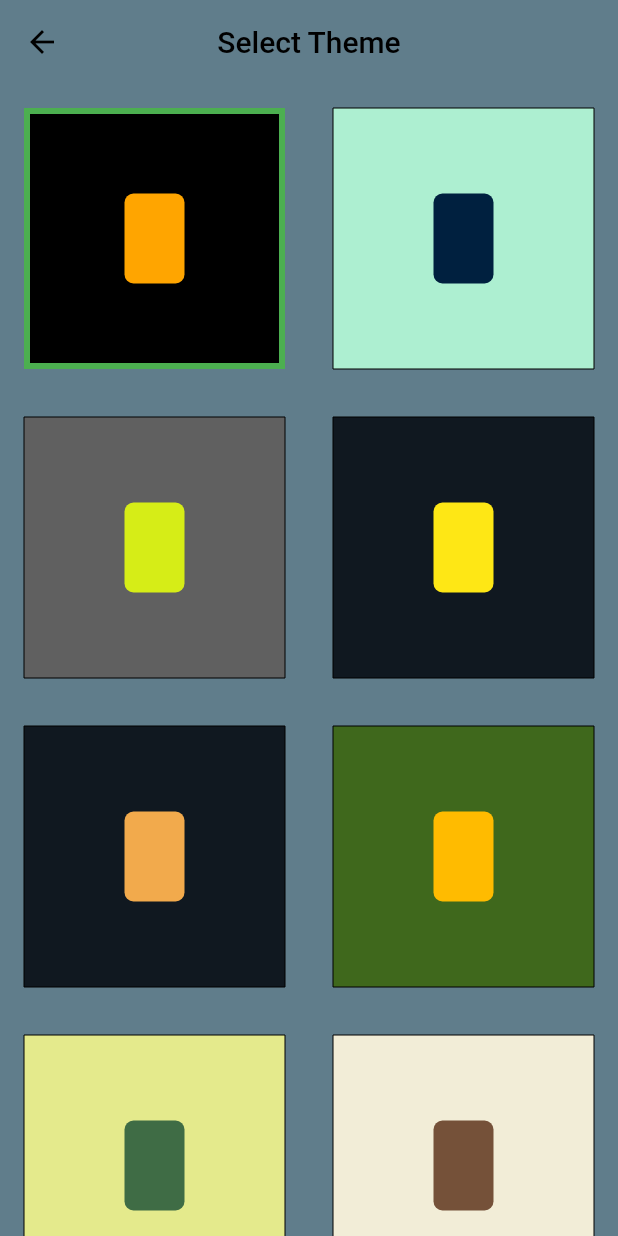
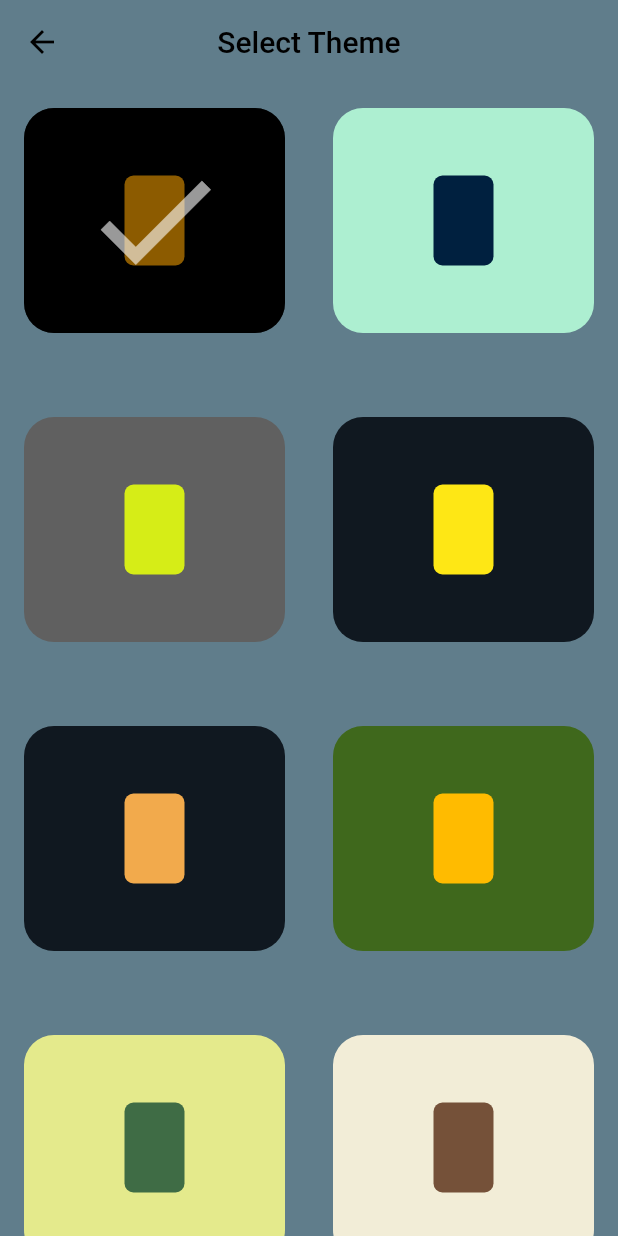
Before and after one commit to bhavsarsuraj/Concentration, a Flutter app: the SelectGameTheme screen opened directly, on a phone screen of 412 x 824 dp. Run offline on Flutter 3.47's test engine with Material 2 defaults, Android fonts, the phone set to English and light mode, and no system bars; our stand-ins replace get, shared_preferences; accounts and stored records are empty.

Commit message:
Card Designs added

```diff
--- /dev/null
+++ b/lib/constants/scores_key.dart
@@ -0,0 +1,5 @@
+class ScoresKey {
+  static final easyScore = 'Easy';
+  static final moderateScore = 'Easy';
+  static final hardScore = 'Easy';
+}
--- a/lib/pages/select_game_theme.dart
+++ b/lib/pages/select_game_theme.dart
@@ -35,13 +35,13 @@ class SelectGameTheme extends StatelessWidget {
       },
       child: Padding(
         padding: const EdgeInsets.all(16.0),
-        child: Container(
+        child: Stack(
+          children: [
+            Container(
               height: 150,
               decoration: BoxDecoration(
                 color: gameTheme.backgroundColor,
-            border: (_gameThemeController.selectedTheme.value == gameTheme)
-                ? Border.all(width: 4, color: Colors.green)
-                : Border.all(width: 0),
+                borderRadius: BorderRadius.circular(20),
               ),
               child: Center(
                 child: Container(
@@ -54,6 +54,24 @@ class SelectGameTheme extends StatelessWidget {
                 ),
               ),
             ),
+            _gameThemeController.selectedTheme.value == gameTheme
+                ? Container(
+                    height: 150,
+                    decoration: BoxDecoration(
+                      color: Colors.black45,
+                      borderRadius: BorderRadius.circular(20),
+                    ),
+                    child: Center(
+                      child: Icon(
+                        Icons.check,
+                        color: Colors.white60,
+                        size: 100,
+                      ),
+                    ),
+                  )
+                : Container()
+          ],
+        ),
       ),
     );
   }
--- a/pubspec.yaml
+++ b/pubspec.yaml
@@ -29,7 +29,7 @@ dependencies:
   # Use with the CupertinoIcons class for iOS style icons.
   cupertino_icons: ^1.0.0
   get: ^3.24.0
-  flip_card: ^0.4.4
+  shared_preferences: ^0.5.12+4
 
 dev_dependencies:
   flutter_test:
```
Also changed, not shown: lib/pref_utils.dart (added, +30 -0 lines), pubspec.lock, 3 other files. Lines whose indentation alone changed are shown as unchanged.
